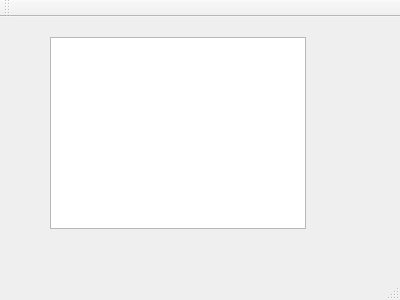
Qt form mainwindow.ui (shevtsov200/QueueingSystem) before a commit.
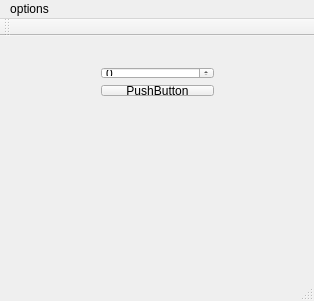
The same form after that commit.

Diff of the .ui file:
```diff
--- a/mainwindow.ui
+++ b/mainwindow.ui
@@ -6,23 +6,35 @@
    <rect>
     <x>0</x>
     <y>0</y>
-    <width>400</width>
-    <height>300</height>
+    <width>314</width>
+    <height>301</height>
    </rect>
   </property>
   <property name="windowTitle">
    <string>MainWindow</string>
   </property>
   <widget class="QWidget" name="centralWidget">
-   <widget class="QTableView" name="tableView">
+   <widget class="QWidget" name="">
     <property name="geometry">
      <rect>
-      <x>50</x>
+      <x>90</x>
       <y>20</y>
-      <width>256</width>
-      <height>192</height>
+      <width>135</width>
+      <height>51</height>
      </rect>
     </property>
+    <layout class="QVBoxLayout" name="verticalLayout">
+     <item>
+      <widget class="QSpinBox" name="spinBox"/>
+     </item>
+     <item>
+      <widget class="QPushButton" name="pushButton">
+       <property name="text">
+        <string>PushButton</string>
+       </property>
+      </widget>
+     </item>
+    </layout>
    </widget>
   </widget>
   <widget class="QMenuBar" name="menuBar">
@@ -30,10 +42,16 @@
     <rect>
      <x>0</x>
      <y>0</y>
-     <width>400</width>
+     <width>314</width>
      <height>21</height>
     </rect>
    </property>
+   <widget class="QMenu" name="menuOptions">
+    <property name="title">
+     <string>options</string>
+    </property>
+   </widget>
+   <addaction name="menuOptions"/>
   </widget>
   <widget class="QToolBar" name="mainToolBar">
    <attribute name="toolBarArea">
```
